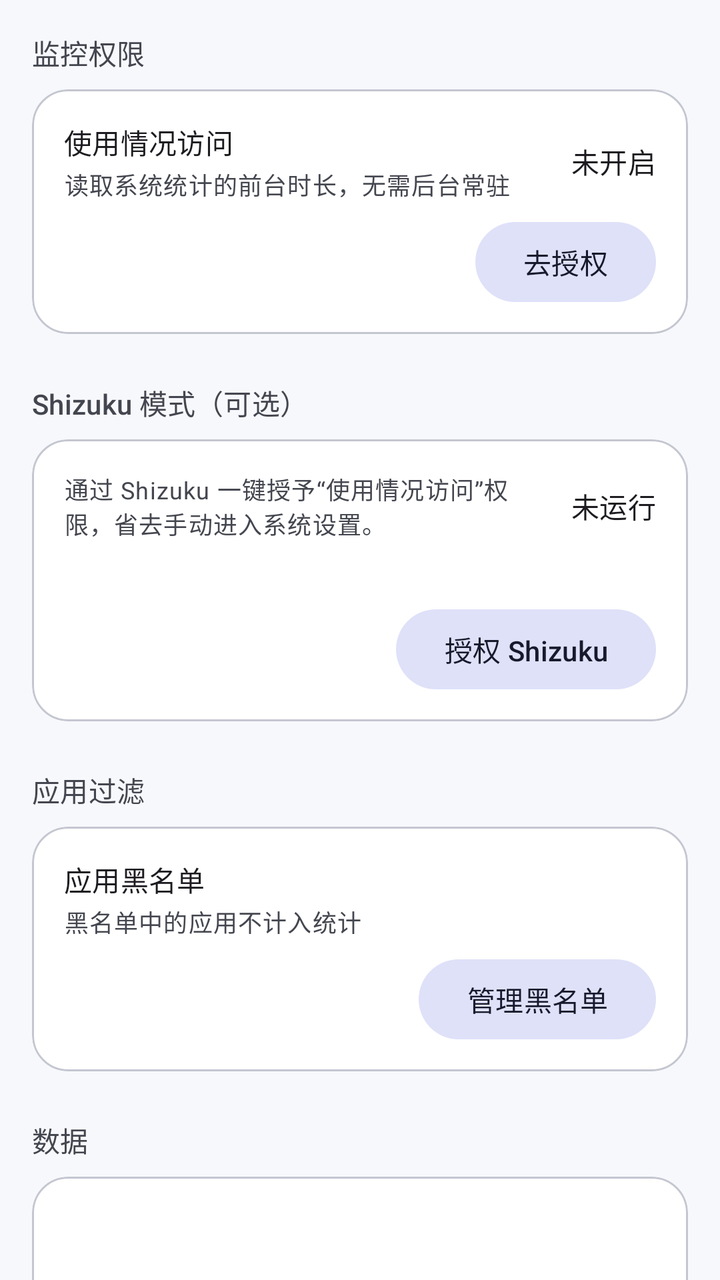
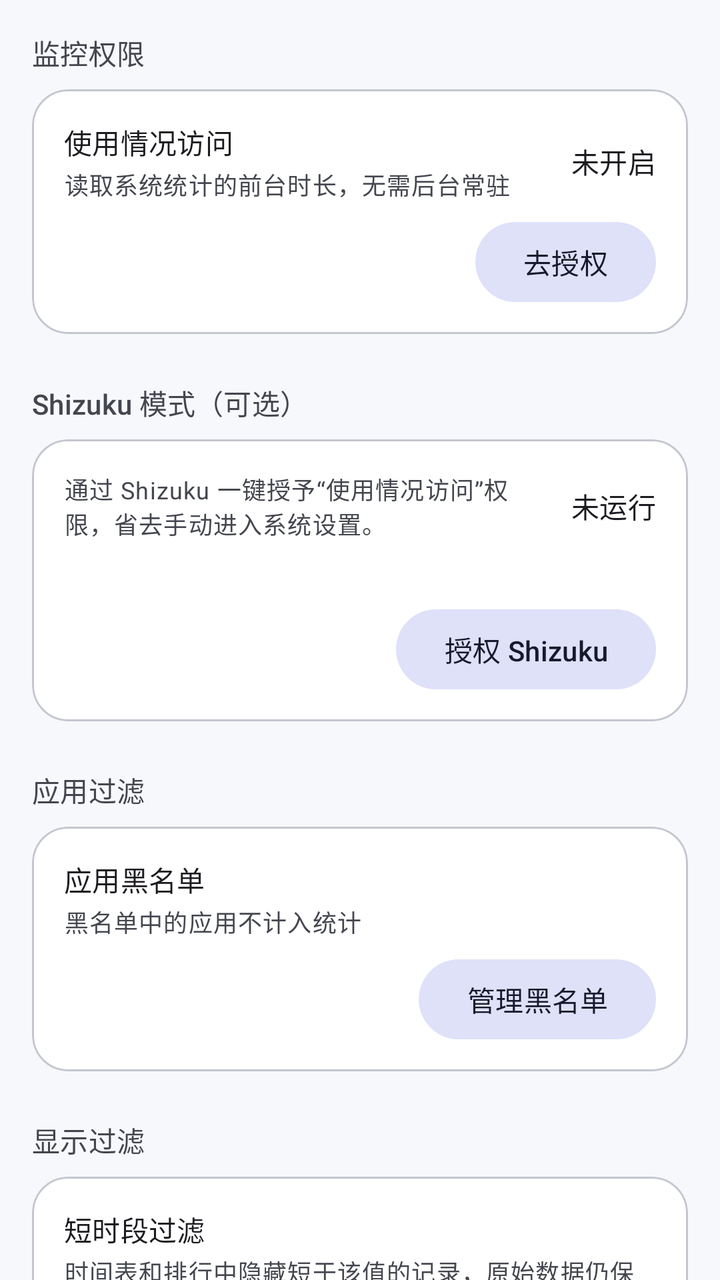

Compare the two renders of this Android layout. The source of the first and the diff that turns it into the second are given below.
<!-- AndroidManifest.xml: application theme Theme.AppTracker -->
<!-- res/layout/fragment_settings.xml -->
<?xml version="1.0" encoding="utf-8"?>
<androidx.core.widget.NestedScrollView xmlns:android="http://schemas.android.com/apk/res/android"
    xmlns:app="http://schemas.android.com/apk/res-auto"
    android:layout_width="match_parent"
    android:layout_height="match_parent"
    android:clipToPadding="false"
    android:fillViewport="true">

    <LinearLayout
        android:layout_width="match_parent"
        android:layout_height="wrap_content"
        android:orientation="vertical"
        android:paddingStart="16dp"
        android:paddingTop="16dp"
        android:paddingEnd="16dp"
        android:paddingBottom="32dp">

        <TextView
            style="@style/Widget.AppTracker.SectionLabel"
            android:layout_width="wrap_content"
            android:layout_height="wrap_content"
            android:text="@string/settings_permissions" />

        <com.google.android.material.card.MaterialCardView
            style="@style/Widget.AppTracker.Card"
            android:layout_width="match_parent"
            android:layout_height="wrap_content"
            android:layout_marginTop="8dp">

            <LinearLayout
                android:layout_width="match_parent"
                android:layout_height="wrap_content"
                android:orientation="vertical"
                android:padding="16dp">

                <LinearLayout
                    android:layout_width="match_parent"
                    android:layout_height="wrap_content"
                    android:gravity="center_vertical"
                    android:orientation="horizontal">

                    <LinearLayout
                        android:layout_width="0dp"
                        android:layout_height="wrap_content"
                        android:layout_weight="1"
                        android:orientation="vertical">

                        <TextView
                            android:layout_width="wrap_content"
                            android:layout_height="wrap_content"
                            android:text="@string/settings_usage_access"
                            android:textAppearance="?attr/textAppearanceTitleSmall" />

                        <TextView
                            android:layout_width="wrap_content"
                            android:layout_height="wrap_content"
                            android:layout_marginTop="2dp"
                            android:text="@string/settings_usage_access_desc"
                            android:textAppearance="?attr/textAppearanceBodySmall"
                            android:textColor="?attr/colorOnSurfaceVariant" />
                    </LinearLayout>

                    <TextView
                        android:id="@+id/tv_usage_status"
                        android:layout_width="wrap_content"
                        android:layout_height="wrap_content"
                        android:layout_marginStart="8dp"
                        android:text="@string/settings_disabled"
                        android:textAppearance="?attr/textAppearanceLabelLarge" />
                </LinearLayout>

                <com.google.android.material.button.MaterialButton
                    android:id="@+id/btn_usage_access"
                    style="@style/Widget.AppTracker.SecondaryButton"
                    android:layout_width="wrap_content"
                    android:layout_height="wrap_content"
                    android:layout_gravity="end"
                    android:layout_marginTop="10dp"
                    android:text="@string/settings_grant" />
            </LinearLayout>
        </com.google.android.material.card.MaterialCardView>

        <TextView
            style="@style/Widget.AppTracker.SectionLabel"
            android:layout_width="wrap_content"
            android:layout_height="wrap_content"
            android:layout_marginTop="24dp"
            android:text="@string/settings_shizuku" />

        <com.google.android.material.card.MaterialCardView
            style="@style/Widget.AppTracker.Card"
            android:layout_width="match_parent"
            android:layout_height="wrap_content"
            android:layout_marginTop="8dp">

            <LinearLayout
                android:layout_width="match_parent"
                android:layout_height="wrap_content"
                android:orientation="vertical"
                android:padding="16dp">

                <LinearLayout
                    android:layout_width="match_parent"
                    android:layout_height="wrap_content"
                    android:gravity="center_vertical"
                    android:orientation="horizontal">

                    <TextView
                        android:layout_width="0dp"
                        android:layout_height="wrap_content"
                        android:layout_weight="1"
                        android:text="@string/settings_shizuku_desc"
                        android:textAppearance="?attr/textAppearanceBodySmall"
                        android:textColor="?attr/colorOnSurfaceVariant" />

                    <TextView
                        android:id="@+id/tv_shizuku_status"
                        android:layout_width="wrap_content"
                        android:layout_height="wrap_content"
                        android:layout_marginStart="8dp"
                        android:text="@string/settings_shizuku_not_running"
                        android:textAppearance="?attr/textAppearanceLabelLarge" />
                </LinearLayout>

                <TextView
                    android:id="@+id/tv_shizuku_hint"
                    android:layout_width="match_parent"
                    android:layout_height="wrap_content"
                    android:layout_marginTop="8dp"
                    android:textAppearance="?attr/textAppearanceBodySmall"
                    android:textColor="?attr/colorOnSurfaceVariant" />

                <com.google.android.material.button.MaterialButton
                    android:id="@+id/btn_shizuku"
                    style="@style/Widget.AppTracker.SecondaryButton"
                    android:layout_width="wrap_content"
                    android:layout_height="wrap_content"
                    android:layout_gravity="end"
                    android:layout_marginTop="10dp"
                    android:text="@string/settings_shizuku_grant" />
            </LinearLayout>
        </com.google.android.material.card.MaterialCardView>

        <TextView
            style="@style/Widget.AppTracker.SectionLabel"
            android:layout_width="wrap_content"
            android:layout_height="wrap_content"
            android:layout_marginTop="24dp"
            android:text="@string/settings_blacklist" />

        <com.google.android.material.card.MaterialCardView
            style="@style/Widget.AppTracker.Card"
            android:layout_width="match_parent"
            android:layout_height="wrap_content"
            android:layout_marginTop="8dp">

            <LinearLayout
                android:layout_width="match_parent"
                android:layout_height="wrap_content"
                android:orientation="vertical"
                android:padding="16dp">

                <LinearLayout
                    android:layout_width="match_parent"
                    android:layout_height="wrap_content"
                    android:gravity="center_vertical"
                    android:orientation="horizontal">

                    <LinearLayout
                        android:layout_width="0dp"
                        android:layout_height="wrap_content"
                        android:layout_weight="1"
                        android:orientation="vertical">

                        <TextView
                            android:layout_width="wrap_content"
                            android:layout_height="wrap_content"
                            android:text="@string/settings_blacklist_title"
                            android:textAppearance="?attr/textAppearanceTitleSmall" />

                        <TextView
                            android:layout_width="wrap_content"
                            android:layout_height="wrap_content"
                            android:layout_marginTop="2dp"
                            android:text="@string/settings_blacklist_desc"
                            android:textAppearance="?attr/textAppearanceBodySmall"
                            android:textColor="?attr/colorOnSurfaceVariant" />
                    </LinearLayout>

                    <TextView
                        android:id="@+id/tv_blacklist_count"
                        android:layout_width="wrap_content"
                        android:layout_height="wrap_content"
                        android:layout_marginStart="8dp"
                        android:textAppearance="?attr/textAppearanceLabelLarge"
                        android:textColor="?attr/colorOnSurfaceVariant" />
                </LinearLayout>

                <com.google.android.material.button.MaterialButton
                    android:id="@+id/btn_blacklist"
                    style="@style/Widget.AppTracker.SecondaryButton"
                    android:layout_width="wrap_content"
                    android:layout_height="wrap_content"
                    android:layout_gravity="end"
                    android:layout_marginTop="10dp"
                    android:text="@string/settings_blacklist_manage" />
            </LinearLayout>
        </com.google.android.material.card.MaterialCardView>

        <TextView
            style="@style/Widget.AppTracker.SectionLabel"
            android:layout_width="wrap_content"
            android:layout_height="wrap_content"
            android:layout_marginTop="24dp"
            android:text="@string/settings_data" />

        <com.google.android.material.card.MaterialCardView
            style="@style/Widget.AppTracker.Card"
            android:layout_width="match_parent"
            android:layout_height="wrap_content"
            android:layout_marginTop="8dp">

            <LinearLayout
                android:layout_width="match_parent"
                android:layout_height="wrap_content"
                android:orientation="vertical"
                android:padding="16dp">

                <TextView
                    android:id="@+id/tv_session_count"
                    android:layout_width="wrap_content"
                    android:layout_height="wrap_content"
                    android:textAppearance="?attr/textAppearanceTitleSmall" />

                <TextView
                    android:id="@+id/tv_last_sync"
                    android:layout_width="match_parent"
                    android:layout_height="wrap_content"
                    android:layout_marginTop="4dp"
                    android:textAppearance="?attr/textAppearanceBodySmall"
                    android:textColor="?attr/colorOnSurfaceVariant" />

                <TextView
                    android:layout_width="match_parent"
                    android:layout_height="wrap_content"
                    android:layout_marginTop="8dp"
                    android:text="@string/settings_sync_hint"
                    android:textAppearance="?attr/textAppearanceBodySmall"
                    android:textColor="?attr/colorOnSurfaceVariant" />

                <LinearLayout
                    android:layout_width="match_parent"
                    android:layout_height="wrap_content"
                    android:layout_marginTop="12dp"
                    android:orientation="horizontal">

                    <com.google.android.material.button.MaterialButton
                        android:id="@+id/btn_sync"
                        style="@style/Widget.Material3.Button.TonalButton"
                        android:layout_width="0dp"
                        android:layout_height="wrap_content"
                        android:layout_marginEnd="6dp"
                        android:layout_weight="1"
                        android:text="@string/sync_now" />

                    <com.google.android.material.button.MaterialButton
                        android:id="@+id/btn_export"
                        style="@style/Widget.Material3.Button.TonalButton"
                        android:layout_width="0dp"
                        android:layout_height="wrap_content"
                        android:layout_marginStart="6dp"
                        android:layout_weight="1"
                        android:text="@string/settings_export"
                        app:icon="@drawable/ic_export"
                        app:iconGravity="textStart" />
                </LinearLayout>

                <com.google.android.material.button.MaterialButton
                    android:id="@+id/btn_clear"
                    style="@style/Widget.Material3.Button.TonalButton"
                    android:layout_width="match_parent"
                    android:layout_height="wrap_content"
                    android:layout_marginTop="10dp"
                    android:text="@string/settings_clear"
                    android:textColor="?attr/colorError"
                    app:icon="@drawable/ic_delete"
                    app:iconGravity="textStart"
                    app:iconTint="?attr/colorError" />

                <com.google.android.material.progressindicator.LinearProgressIndicator
                    android:id="@+id/progress"
                    android:layout_width="match_parent"
                    android:layout_height="wrap_content"
                    android:layout_marginTop="14dp"
                    android:indeterminate="true"
                    android:visibility="gone"
                    app:trackThickness="4dp" />

                <TextView
                    android:id="@+id/tv_progress_label"
                    android:layout_width="wrap_content"
                    android:layout_height="wrap_content"
                    android:layout_marginTop="6dp"
                    android:textAppearance="?attr/textAppearanceBodySmall"
                    android:textColor="?attr/colorOnSurfaceVariant"
                    android:visibility="gone" />
            </LinearLayout>
        </com.google.android.material.card.MaterialCardView>

        <TextView
            style="@style/Widget.AppTracker.SectionLabel"
            android:layout_width="wrap_content"
            android:layout_height="wrap_content"
            android:layout_marginTop="24dp"
            android:text="@string/settings_about" />

        <com.google.android.material.card.MaterialCardView
            style="@style/Widget.AppTracker.Card"
            android:layout_width="match_parent"
            android:layout_height="wrap_content"
            android:layout_marginTop="8dp">

            <TextView
                android:layout_width="match_parent"
                android:layout_height="wrap_content"
                android:padding="16dp"
                android:text="@string/settings_about_text"
                android:textAppearance="?attr/textAppearanceBodyMedium"
                android:textColor="?attr/colorOnSurfaceVariant" />
        </com.google.android.material.card.MaterialCardView>
    </LinearLayout>
</androidx.core.widget.NestedScrollView>
<!-- resources referenced by this layout -->
<resources>
  <!-- drawable ic_export (drawable) -->
  <vector xmlns:android="http://schemas.android.com/apk/res/android"
      android:width="24dp"
      android:height="24dp"
      android:viewportWidth="24"
      android:viewportHeight="24">
      <path
          android:fillColor="#FF000000"
          android:pathData="M9,16h6v-6h4l-7,-7 -7,7h4zM5,18h14v2H5z" />
  </vector>
  <string name="settings_about">关于</string>
  <string name="settings_about_text">应用监控读取 Android 系统提供的 UsageStats 前台时长统计，按天保存各应用的使用时长。\n\n它不需要无障碍服务、不需要前台服务常驻，也不会每秒轮询，因此耗电非常低。即使应用关闭，系统仍会继续累计时长。\n\n所有数据仅保存在本机，不上传网络。你可以随时导出 CSV 或清空数据。\n\n说明：桌面、本应用自身、输入法和系统界面不计入统计；黑名单应用的数据会隐藏。</string>
  <string name="settings_blacklist">应用过滤</string>
  <string name="settings_blacklist_desc">黑名单中的应用不计入统计</string>
  <string name="settings_blacklist_manage">管理黑名单</string>
  <string name="settings_blacklist_title">应用黑名单</string>
  <string name="settings_clear">清空数据</string>
  <string name="settings_data">数据</string>
  <string name="settings_disabled">未开启</string>
  <string name="settings_export">导出 CSV</string>
  <string name="settings_grant">去授权</string>
  <string name="settings_permissions">监控权限</string>
  <string name="settings_shizuku">Shizuku 模式（可选）</string>
  <string name="settings_shizuku_desc">通过 Shizuku 一键授予“使用情况访问”权限，省去手动进入系统设置。</string>
  <string name="settings_shizuku_grant">授权 Shizuku</string>
  <string name="settings_shizuku_not_running">未运行</string>
  <string name="settings_sync_hint">系统首次最多提供约 7 天历史；应用打开时、开机时以及每 12 小时会自动同步，已同步的数据会一直保存在本地。</string>
  <string name="settings_usage_access">使用情况访问</string>
  <string name="settings_usage_access_desc">读取系统统计的前台时长，无需后台常驻</string>
  <string name="sync_now">立即同步</string>
  <style name="Widget.AppTracker.SecondaryButton" parent="Widget.Material3.Button.TonalButton">
          <item name="android:minHeight">40dp</item>
          <item name="android:insetTop">0dp</item>
          <item name="android:insetBottom">0dp</item>
      </style>
  <style name="Widget.AppTracker.SectionLabel" parent="TextAppearance.Material3.LabelLarge">
          <item name="android:textColor">?attr/colorOnSurfaceVariant</item>
      </style>
  <color name="primary">#4C6FFF</color>
  <color name="on_primary">#FFFFFF</color>
  <color name="primary_container">#DDE3FF</color>
  <color name="on_primary_container">#001453</color>
  <color name="secondary">#5A5D72</color>
  <color name="secondary_container">#DFE1F9</color>
  <color name="on_secondary_container">#171A2C</color>
  <color name="background">#F7F8FC</color>
  <color name="on_background">#1A1C1E</color>
  <color name="surface">#FFFFFF</color>
  <color name="on_surface">#1A1C1E</color>
  <color name="surface_variant">#E4E7F0</color>
  <color name="on_surface_variant">#44464F</color>
  <color name="outline">#74777F</color>
  <color name="outline_variant">#C4C6D0</color>
  <color name="surface_container">#F0F2F9</color>
  <color name="surface_container_low">#F7F8FC</color>
  <color name="surface_container_lowest">#FFFFFF</color>
  <color name="surface_container_high">#E9EBF3</color>
  <color name="surface_container_highest">#E1E3EC</color>
  <color name="surface_dim">#D8DAE2</color>
  <color name="surface_bright">#FFFFFF</color>
  <color name="error">#BA1A1A</color>
  <color name="on_error">#FFFFFF</color>
  <style name="ThemeOverlay.AppTracker.Dialog" parent="ThemeOverlay.Material3.MaterialAlertDialog">
          <item name="colorPrimary">@color/primary</item>
      </style>
  <!-- unchanged entries left out for length: 3 -->
</resources>

<!-- the commit's change to res/layout/fragment_settings.xml (unified diff, before → after) -->
@@ -212,6 +212,71 @@
             android:layout_width="wrap_content"
             android:layout_height="wrap_content"
             android:layout_marginTop="24dp"
+            android:text="@string/settings_filter" />
+
+        <com.google.android.material.card.MaterialCardView
+            style="@style/Widget.AppTracker.Card"
+            android:layout_width="match_parent"
+            android:layout_height="wrap_content"
+            android:layout_marginTop="8dp">
+
+            <LinearLayout
+                android:layout_width="match_parent"
+                android:layout_height="wrap_content"
+                android:orientation="vertical"
+                android:padding="16dp">
+
+                <LinearLayout
+                    android:layout_width="match_parent"
+                    android:layout_height="wrap_content"
+                    android:gravity="center_vertical"
+                    android:orientation="horizontal">
+
+                    <LinearLayout
+                        android:layout_width="match_parent"
+                        android:layout_height="wrap_content"
+                        android:orientation="vertical">
+
+                        <TextView
+                            android:layout_width="wrap_content"
+                            android:layout_height="wrap_content"
+                            android:text="@string/settings_filter_title"
+                            android:textAppearance="?attr/textAppearanceTitleSmall" />
+
+                        <TextView
+                            android:layout_width="match_parent"
+                            android:layout_height="wrap_content"
+                            android:layout_marginTop="2dp"
+                            android:text="@string/settings_filter_desc"
+                            android:textAppearance="?attr/textAppearanceBodySmall"
+                            android:textColor="?attr/colorOnSurfaceVariant" />
+
+                        <TextView
+                            android:id="@+id/tv_filter_value"
+                            android:layout_width="wrap_content"
+                            android:layout_height="wrap_content"
+                            android:layout_marginTop="4dp"
+                            android:textAppearance="?attr/textAppearanceLabelLarge"
+                            android:textColor="?attr/colorPrimary" />
+                    </LinearLayout>
+                </LinearLayout>
+
+                <com.google.android.material.button.MaterialButton
+                    android:id="@+id/btn_filter"
+                    style="@style/Widget.AppTracker.SecondaryButton"
+                    android:layout_width="wrap_content"
+                    android:layout_height="wrap_content"
+                    android:layout_gravity="end"
+                    android:layout_marginTop="10dp"
+                    android:text="@string/settings_filter_apply" />
+            </LinearLayout>
+        </com.google.android.material.card.MaterialCardView>
+
+        <TextView
+            style="@style/Widget.AppTracker.SectionLabel"
+            android:layout_width="wrap_content"
+            android:layout_height="wrap_content"
+            android:layout_marginTop="24dp"
             android:text="@string/settings_data" />
 
         <com.google.android.material.card.MaterialCardView
<!-- resource entries referenced after the edit -->
@@ -20,6 +20,10 @@
   <string name="settings_data">数据</string>
   <string name="settings_disabled">未开启</string>
   <string name="settings_export">导出 CSV</string>
+  <string name="settings_filter">显示过滤</string>
+  <string name="settings_filter_apply">过滤：%1$s</string>
+  <string name="settings_filter_desc">时间表和排行中隐藏短于该值的记录，原始数据仍保留</string>
+  <string name="settings_filter_title">短时段过滤</string>
   <string name="settings_grant">去授权</string>
   <string name="settings_permissions">监控权限</string>
   <string name="settings_shizuku">Shizuku 模式（可选）</string>
